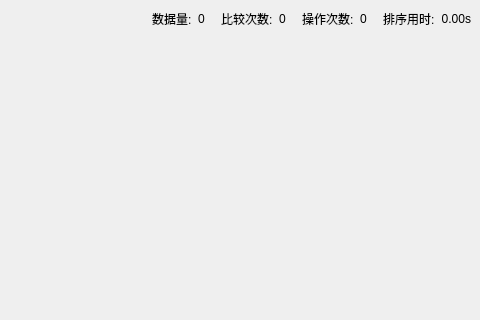
Above: mainwindow.ui from llyiyi/QT-algo-work before the change; both pictures show x 320 to 800 and y 0 to 320 of the 800 by 600 pixel window. Below: the same form after it.
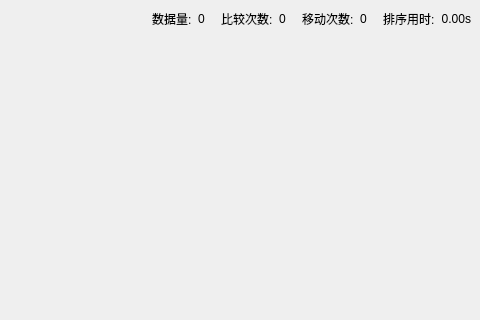
That is the form after the change.

Commit message: 更改界面

What changed in the file:
```diff
--- a/mainwindow.ui
+++ b/mainwindow.ui
@@ -157,7 +157,7 @@
          <string notr="true">padding: 0px;</string>
         </property>
         <property name="text">
-         <string>操作次数:</string>
+         <string>移动次数:</string>
         </property>
         <property name="indent">
          <number>10</number>
```
The commit also changes 2 other files.
